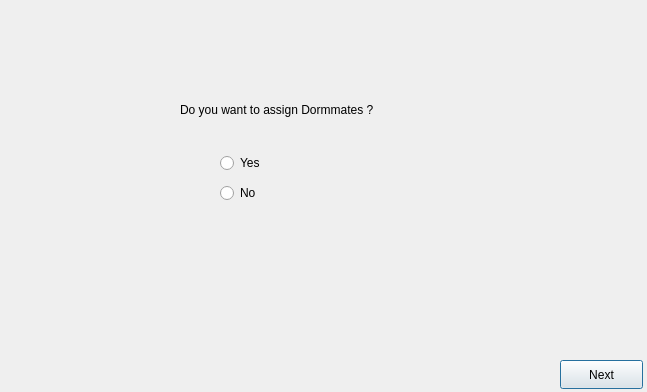
This is GUI/Final/fourthwindow.ui in aaryashah1010/Capstone-Sleepinducer as Qt 5 draws it before an edit. The edited form follows.
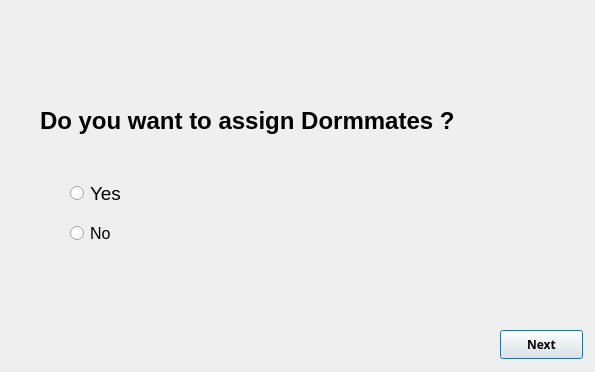
This is the edited form.

Diff of the .ui file:
```diff
--- a/GUI/Final/fourthwindow.ui
+++ b/GUI/Final/fourthwindow.ui
@@ -6,22 +6,34 @@
    <rect>
     <x>0</x>
     <y>0</y>
-    <width>647</width>
-    <height>392</height>
+    <width>595</width>
+    <height>372</height>
    </rect>
   </property>
+  <property name="sizePolicy">
+   <sizepolicy hsizetype="Fixed" vsizetype="Fixed">
+    <horstretch>0</horstretch>
+    <verstretch>0</verstretch>
+   </sizepolicy>
+  </property>
   <property name="windowTitle">
    <string>Dialog</string>
   </property>
   <widget class="QPushButton" name="pushButton_2">
    <property name="geometry">
     <rect>
-     <x>560</x>
-     <y>360</y>
+     <x>500</x>
+     <y>330</y>
      <width>83</width>
      <height>29</height>
     </rect>
    </property>
+   <property name="font">
+    <font>
+     <family>Microsoft New Tai Lue</family>
+     <bold>true</bold>
+    </font>
+   </property>
    <property name="text">
     <string>Next</string>
    </property>
@@ -29,12 +41,18 @@
   <widget class="QRadioButton" name="radioButton">
    <property name="geometry">
     <rect>
-     <x>220</x>
-     <y>150</y>
+     <x>70</x>
+     <y>180</y>
      <width>112</width>
      <height>26</height>
     </rect>
    </property>
+   <property name="font">
+    <font>
+     <pointsize>14</pointsize>
+     <bold>false</bold>
+    </font>
+   </property>
    <property name="text">
     <string>Yes</string>
    </property>
@@ -42,12 +60,18 @@
   <widget class="QRadioButton" name="radioButton_2">
    <property name="geometry">
     <rect>
-     <x>220</x>
-     <y>180</y>
+     <x>70</x>
+     <y>220</y>
      <width>112</width>
      <height>26</height>
     </rect>
    </property>
+   <property name="font">
+    <font>
+     <pointsize>12</pointsize>
+     <bold>false</bold>
+    </font>
+   </property>
    <property name="text">
     <string>No</string>
    </property>
@@ -55,12 +79,18 @@
   <widget class="QLabel" name="label">
    <property name="geometry">
     <rect>
-     <x>180</x>
-     <y>100</y>
-     <width>240</width>
-     <height>20</height>
+     <x>40</x>
+     <y>70</y>
+     <width>581</width>
+     <height>101</height>
     </rect>
    </property>
+   <property name="font">
+    <font>
+     <pointsize>18</pointsize>
+     <bold>true</bold>
+    </font>
+   </property>
    <property name="text">
     <string>Do you want to assign Dormmates ?</string>
    </property>
```
